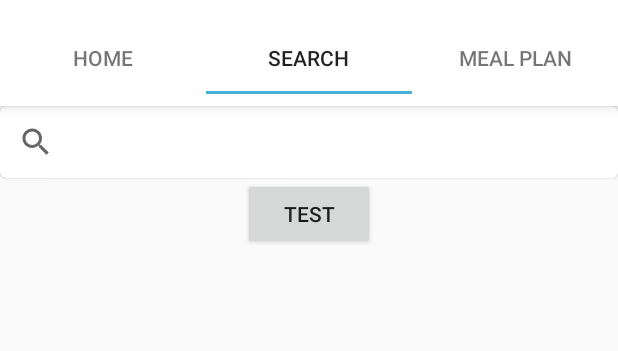
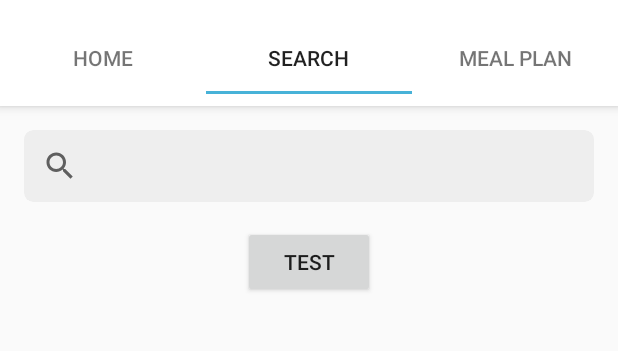
Before and after one commit to alifmufthi91/PKMCooking, an Android app: the screen it shows after launch (MainActivity), tab 2 chosen, on a phone screen of 412 x 824 dp, the part 62-413 px from its top. Run offline under Robolectric (Android 15) with nearby library versions, the phone set to English and light mode, and no system bars; our stand-ins replace ButterKnife, Picasso; libraries missing offline, so code that uses them is left out: org.parceler; pictures from the network do not load.

Commit message:
kebutuhan UI
Signed-off-by: pradprat <pradikafp14@gmail.com>

```diff
--- a/app/build.gradle
+++ b/app/build.gradle
@@ -40,7 +40,7 @@ dependencies {
 
     implementation 'com.jakewharton:butterknife:9.0.0-rc1'
 
-    implementation 'com.makeramen:roundedimageview:2.2.1'
+    implementation 'com.quinny898.library.persistentsearch:library:1.1.0-SNAPSHOT'
 
     annotationProcessor 'com.jakewharton:butterknife-compiler:9.0.0-rc1'
 
--- a/app/src/main/java/com/example/kienz/cooqueen/ui/tab3.java
+++ b/app/src/main/java/com/example/kienz/cooqueen/ui/tab3.java
@@ -1,7 +1,6 @@
 package com.example.kienz.cooqueen.ui;
 
 import android.content.Context;
-import android.content.Intent;
 import android.net.Uri;
 import android.os.Bundle;
 import android.support.annotation.Nullable;
@@ -9,13 +8,10 @@ import android.support.v4.app.Fragment;
 import android.view.LayoutInflater;
 import android.view.View;
 import android.view.ViewGroup;
-import android.widget.Button;
 import android.widget.ImageView;
 
 import com.example.kienz.cooqueen.R;
 import com.squareup.picasso.Picasso;
-
-import util.ImageFromUrl;
 
 
 /**
--- a/app/src/main/res/layout/fragment_tab1.xml
+++ b/app/src/main/res/layout/fragment_tab1.xml
@@ -23,7 +23,8 @@
                 android:layout_marginTop="16dp"
                 android:layout_marginLeft="16dp"
                 android:text="Recomended for You"
-                android:textSize="16dp" />
+                android:textSize="16dp"
+                android:fontFamily="@font/poppinsmedium"/>
 
             <android.support.v7.widget.RecyclerView
                 android:layout_width="match_parent"
@@ -32,7 +33,8 @@
                 android:layout_alignParentTop="true"
                 android:layout_alignParentLeft="true"
                 android:layout_alignParentStart="true"
-                android:orientation="horizontal"/>
+                android:orientation="horizontal"
+                android:layout_marginTop="0dp"/>
         </LinearLayout>
 
 
--- a/app/src/main/res/layout/fragment_tab2.xml
+++ b/app/src/main/res/layout/fragment_tab2.xml
@@ -2,15 +2,22 @@
     xmlns:tools="http://schemas.android.com/tools"
     android:layout_width="match_parent"
     android:layout_height="match_parent"
+    xmlns:app="http://schemas.android.com/apk/res-auto"
     android:orientation="vertical">
 
     <android.support.design.card.MaterialCardView
         android:layout_width="match_parent"
-        android:layout_height="wrap_content">
+        android:layout_height="wrap_content"
+        android:layout_margin="16dp"
+        app:cardCornerRadius="6dp"
+        app:cardBackgroundColor="@color/grey_200"
+        app:cardElevation="0dp">
 
         <android.support.v7.widget.SearchView
             android:layout_width="match_parent"
-            android:layout_height="wrap_content">
+            android:layout_height="wrap_content"
+            app:queryHint="Search Meal, Snack, or Ingredients"
+            android:iconifiedByDefault="false" >
 
         </android.support.v7.widget.SearchView>
     </android.support.design.card.MaterialCardView>
--- a/app/src/main/res/values/colors.xml
+++ b/app/src/main/res/values/colors.xml
@@ -12,4 +12,5 @@
     <color name="fifty_percent_transparency_grey_400">#80bdbdbd</color>
     <color name="grey_500">#9e9e9e</color>
     <color name="grey_700">#616161</color>
+    <color name="grey_200">#EEEEEE</color>
 </resources>
--- a/app/src/main/res/values/dimens.xml
+++ b/app/src/main/res/values/dimens.xml
@@ -11,6 +11,6 @@
     <dimen name="nav_header_vertical_spacing">8dp</dimen>
     <dimen name="nav_header_height">176dp</dimen>
 
-    <dimen name="card_corner_radius">10dp</dimen>
-    <dimen name="card_elevation">10dp</dimen>
+    <dimen name="card_corner_radius">6dp</dimen>
+    <dimen name="card_elevation">6dp</dimen>
 </resources>
--- a/build.gradle
+++ b/build.gradle
@@ -5,6 +5,7 @@ buildscript {
     repositories {
         google()
         jcenter()
+
     }
     dependencies {
         classpath 'com.android.tools.build:gradle:3.2.0'
@@ -19,6 +20,10 @@ allprojects {
     repositories {
         google()
         jcenter()
+        mavenCentral()
+        maven {
+            url "https://oss.sonatype.org/content/repositories/snapshots"
+        }
     }
 }
 
```
Also changed, not shown: app/src/main/java/util/ImageFromUrl.java (deleted, +0 -39 lines), app/src/main/res/layout/viewholder_home.xml (+7 -6 lines).
